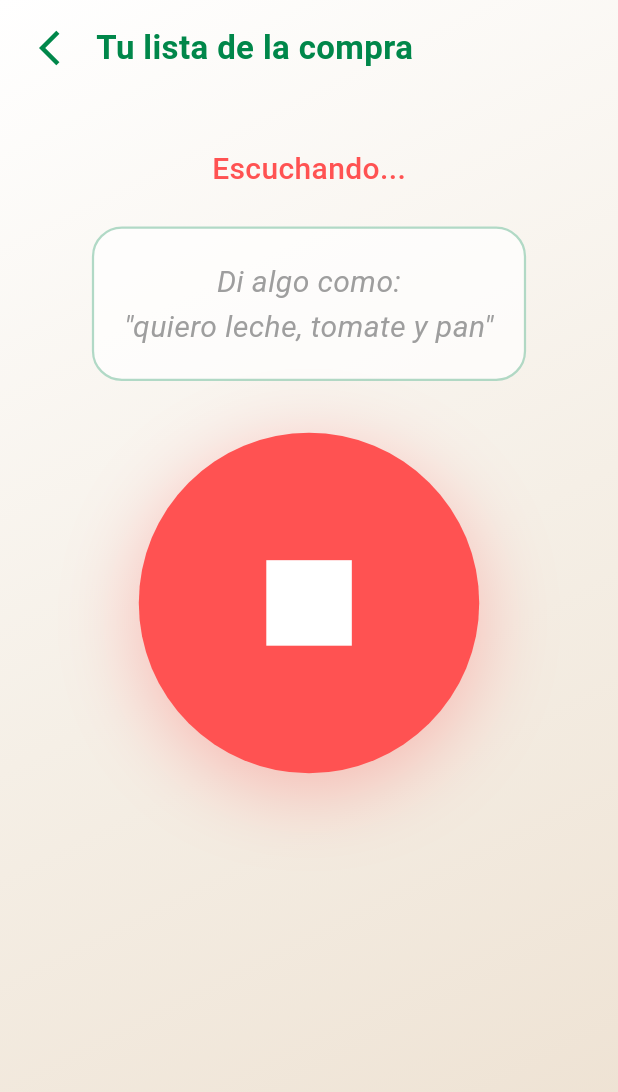
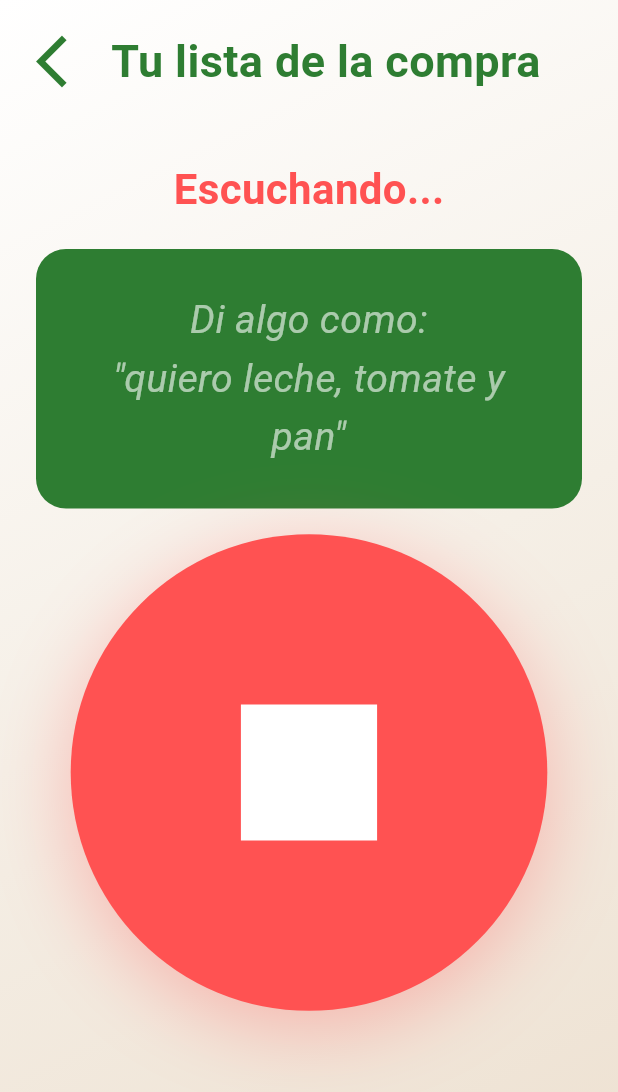
Before and after one commit to ivilbla1/MercaCoders, a Flutter app: the screen it shows after launch, after a tap on the "mic" icon, on a phone screen of 412 x 824 dp. Shown: the top 1092 px of the screen. Run offline on Flutter 3.47's test engine with Material 3 defaults, Android fonts, the phone set to English and light mode, and no system bars; our stand-ins replace flutter_tts, speech_to_text; missing offline and left inert: mobile_scanner.

Commit message:
Cambio colometria y fuentes para mayor accesibilidad

```diff
--- a/frontend/lib/screens/home_screen.dart
+++ b/frontend/lib/screens/home_screen.dart
@@ -12,8 +12,8 @@ class HomeScreen extends StatelessWidget {
             begin: Alignment.topLeft,
             end: Alignment.bottomRight,
             colors: [
-              Color.fromARGB(255, 255, 255, 255),
-              Color.fromARGB(255, 255, 255, 255),
+              Color(0xFFFFFFFF),
+              Color(0xFFFFFFFF),
               Color(0xFFEDE0D0),
             ],
           ),
@@ -22,12 +22,8 @@ class HomeScreen extends StatelessWidget {
           child: Column(
             children: [
 
-              // ── BARRA SUPERIOR ──────────────────────────────
               Padding(
-                padding: const EdgeInsets.symmetric(
-                  horizontal: 16,
-                  vertical: 8,
-                ),
+                padding: const EdgeInsets.symmetric(horizontal: 16, vertical: 8),
                 child: Row(
                   mainAxisAlignment: MainAxisAlignment.spaceBetween,
                   children: [
@@ -35,21 +31,20 @@ class HomeScreen extends StatelessWidget {
                       onPressed: () {},
                       icon: const Icon(Icons.settings_outlined),
                       iconSize: 40,
-                      color: Color(0xFF00874A),   // verde Mercadona
+                      color: const Color(0xFF2E7D32),
                       padding: const EdgeInsets.all(12),
                     ),
                     IconButton(
                       onPressed: () => Navigator.pushNamed(context, '/profile'),
                       icon: const Icon(Icons.account_circle_outlined),
                       iconSize: 44,
-                      color: Color(0xFF00874A),   // verde Mercadona
+                      color: const Color(0xFF2E7D32),
                       padding: const EdgeInsets.all(12),
                     ),
                   ],
                 ),
               ),
 
-              // ── LOGO ─────────────────────────────────────────
               const SizedBox(height: 16),
               Image.asset(
                 'assets/mercaVision.jpg',
@@ -57,31 +52,29 @@ class HomeScreen extends StatelessWidget {
                 fit: BoxFit.contain,
               ),
 
-              // ── COMENZAR COMPRA ──────────────────────────────
               const SizedBox(height: 32),
               const Text(
                 'Comenzar compra',
                 style: TextStyle(
                   fontSize: 26,
                   fontWeight: FontWeight.w600,
-                  color: Color(0xFF00874A),       // verde Mercadona
+                  color: Color(0xFF2E7D32),
                   letterSpacing: 0.5,
                 ),
               ),
               const SizedBox(height: 32),
 
-              // ── BOTÓN MICRÓFONO ──────────────────────────────
               GestureDetector(
                 onTap: () => Navigator.pushNamed(context, '/listening'),
                 child: Container(
                   width: 280,
                   height: 280,
                   decoration: BoxDecoration(
-                    color: const Color(0xFF00874A), // verde Mercadona
+                    color: const Color(0xFF2E7D32),
                     shape: BoxShape.circle,
                     boxShadow: [
                       BoxShadow(
-                        color: const Color(0xFF00874A).withOpacity(0.35),
+                        color: const Color(0xFF2E7D32).withOpacity(0.35),
                         blurRadius: 44,
                         offset: const Offset(0, 10),
                       ),
@@ -89,7 +82,7 @@ class HomeScreen extends StatelessWidget {
                   ),
                   child: const Icon(
                     Icons.mic,
-                    size: 140,                      // micro grande
+                    size: 140,
                     color: Colors.white,
                   ),
                 ),
--- a/frontend/lib/screens/listening_screen.dart
+++ b/frontend/lib/screens/listening_screen.dart
@@ -53,15 +53,11 @@ class _ListeningScreenState extends State<ListeningScreen>
   }
 
   Future<void> _confirmar() async {
-  if (_textoDetectado.isEmpty) return;
-  final productos = await _productService.extraerProductos(_textoDetectado);
-  setState(() => _listaProductos = productos);
-  Navigator.pushNamed(
-    context,
-    '/scan',
-    arguments: productos,
-  );
-}
+    if (_textoDetectado.isEmpty) return;
+    final productos = await _productService.extraerProductos(_textoDetectado);
+    setState(() => _listaProductos = productos);
+    Navigator.pushNamed(context, '/scan', arguments: productos);
+  }
 
   @override
   void dispose() {
@@ -88,76 +84,79 @@ class _ListeningScreenState extends State<ListeningScreen>
         child: SafeArea(
           child: Column(
             children: [
+
               Padding(
-                padding: const EdgeInsets.symmetric(horizontal: 16, vertical: 8),
+                padding: const EdgeInsets.symmetric(horizontal: 16, vertical: 12),
                 child: Row(
                   children: [
                     IconButton(
                       onPressed: () => Navigator.pop(context),
                       icon: const Icon(Icons.arrow_back_ios),
-                      iconSize: 28,
-                      color: const Color(0xFF00874A),
+                      iconSize: 42,
+                      color: const Color(0xFF2E7D32),
                     ),
                     const Text(
                       'Tu lista de la compra',
                       style: TextStyle(
-                        fontSize: 22,
+                        fontSize: 30,
                         fontWeight: FontWeight.w600,
-                        color: Color(0xFF00874A),
+                        color: Color(0xFF2E7D32),
                       ),
                     ),
                   ],
                 ),
               ),
-              const SizedBox(height: 34), // ← después de la barra superior
+
+              const SizedBox(height: 24),
+
               Text(
                 _escuchando ? 'Escuchando...' : 'Esto es lo que has dicho',
                 style: TextStyle(
-                  fontSize: 20,
-                  fontWeight: FontWeight.w500,
-                  color: _escuchando ? Colors.redAccent : const Color(0xFF4A3728),
+                  fontSize: 28,
+                  fontWeight: FontWeight.w600,
+                  color: _escuchando ? Colors.redAccent : const Color(0xFF2E7D32),
                 ),
               ),
-              const SizedBox(height: 24),
+
+              const SizedBox(height: 20),
+
               Container(
-                margin: const EdgeInsets.symmetric(horizontal: 32),
-                padding: const EdgeInsets.all(20),
-                constraints: const BoxConstraints(minHeight: 100),
+                margin: const EdgeInsets.symmetric(horizontal: 24),
+                padding: const EdgeInsets.all(28),
+                constraints: const BoxConstraints(minHeight: 130),
                 decoration: BoxDecoration(
-                  color: Colors.white.withOpacity(0.7),
+                  color: const Color(0xFF2E7D32),
                   borderRadius: BorderRadius.circular(20),
-                  border: Border.all(
-                    color: const Color(0xFF00874A).withOpacity(0.3),
-                    width: 1.5,
-                  ),
                 ),
                 child: Text(
                   _textoDetectado.isEmpty
                       ? 'Di algo como:\n"quiero leche, tomate y pan"'
                       : '"$_textoDetectado"',
                   style: TextStyle(
-                    fontSize: 20,
-                    color: _textoDetectado.isEmpty ? Colors.grey : const Color(0xFF2E2E2E),
+                    fontSize: 26,
+                    color: _textoDetectado.isEmpty ? Colors.white60 : Colors.white,
                     fontStyle: _textoDetectado.isEmpty ? FontStyle.italic : FontStyle.normal,
                     height: 1.5,
                   ),
                   textAlign: TextAlign.center,
                 ),
               ),
-              const SizedBox(height: 48),
+
+              const SizedBox(height: 36),
+
               ScaleTransition(
                 scale: _escuchando ? _animScale : const AlwaysStoppedAnimation(1.0),
                 child: GestureDetector(
                   onTap: _escuchando ? _parar : _iniciarEscucha,
                   child: Container(
-                    width: 200,
-                    height: 200,
+                    width: 280 ,
+                    height: 280 ,
                     decoration: BoxDecoration(
-                      color: _escuchando ? Colors.redAccent : const Color(0xFF00874A),
+                      color: _escuchando ? Colors.redAccent : const Color(0xFF2E7D32),
                       shape: BoxShape.circle,
                       boxShadow: [
                         BoxShadow(
-                          color: (_escuchando ? Colors.redAccent : const Color(0xFF00874A))
+                          color: (_escuchando ? Colors.redAccent : const Color(0xFF2E7D32))
                               .withOpacity(0.35),
                           blurRadius: 40,
                           offset: const Offset(0, 10),
@@ -166,35 +165,38 @@ class _ListeningScreenState extends State<ListeningScreen>
                     ),
                     child: Icon(
                       _escuchando ? Icons.stop : Icons.mic,
-                      size: 100,
+                      size: 160,
                       color: Colors.white,
                     ),
                   ),
                 ),
               ),
-              const SizedBox(height: 60),
+
+              const SizedBox(height: 36),
+
               if (!_escuchando && _textoDetectado.isNotEmpty)
                 Padding(
-                  padding: const EdgeInsets.symmetric(horizontal: 22),
+                  padding: const EdgeInsets.symmetric(horizontal: 24),
                   child: SizedBox(
                     width: double.infinity,
                     child: ElevatedButton(
                       onPressed: _confirmar,
                       style: ElevatedButton.styleFrom(
-                        backgroundColor: const Color(0xFF00874A),
+                        backgroundColor: const Color(0xFF2E7D32),
                         foregroundColor: Colors.white,
-                        padding: const EdgeInsets.symmetric(vertical: 50),
+                        padding: const EdgeInsets.symmetric(vertical: 32),
                         shape: RoundedRectangleBorder(
                           borderRadius: BorderRadius.circular(16),
                         ),
                       ),
                       child: const Text(
                         'Confirmar lista',
-                        style: TextStyle(fontSize: 20, fontWeight: FontWeight.w600),
+                        style: TextStyle(fontSize: 28, fontWeight: FontWeight.w600),
                       ),
                     ),
                   ),
                 ),
+
               const Spacer(),
             ],
           ),
```
Also changed, not shown: frontend/lib/screens/profile_screen.dart (+20 -34 lines), frontend/lib/screens/scan_screen.dart (+33 -42 lines).
